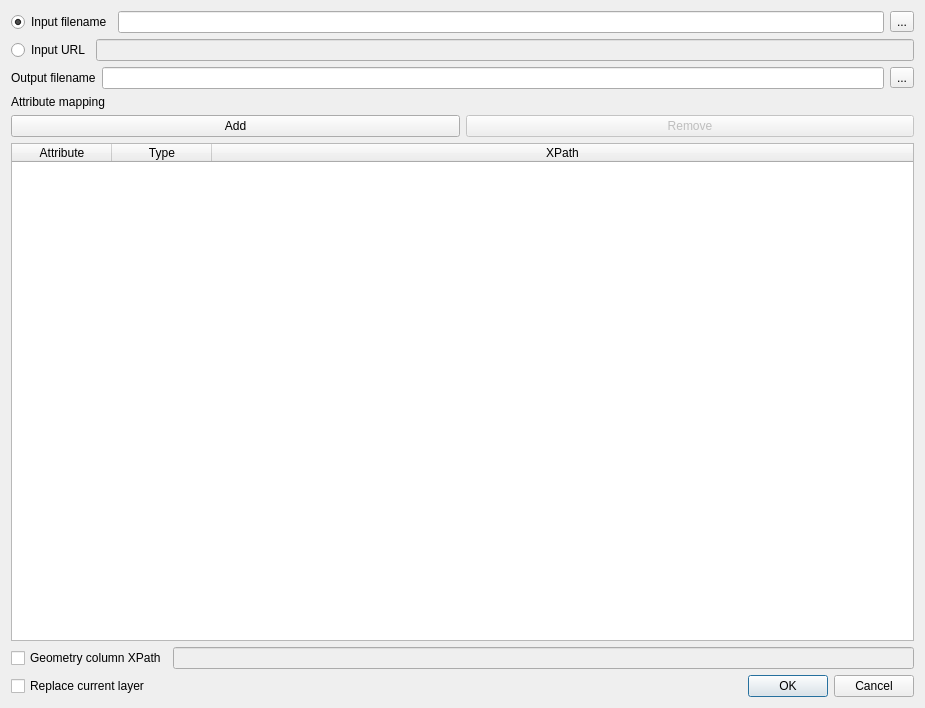
Above: qgis_complex_features/creation_dialog.ui from BRGM/gml_application_schema_toolbox before the change. Below: the same form after it.
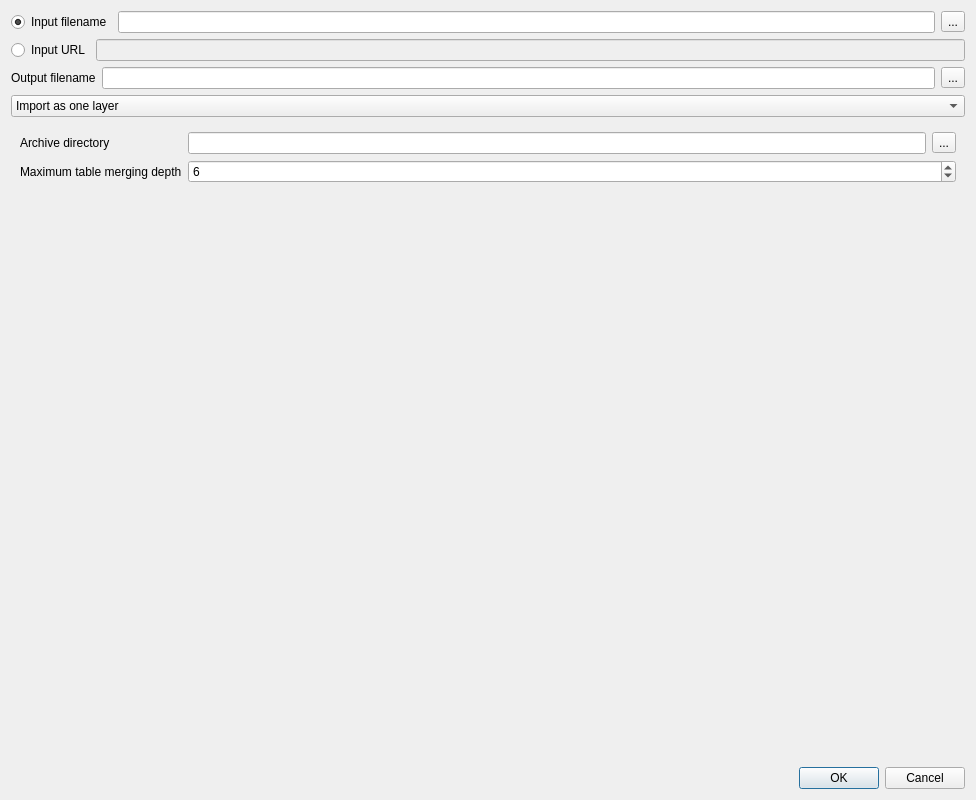
That is the form after the change. The open tabs and pages were chosen to show the change.

Patch:
```diff
--- a/qgis_complex_features/creation_dialog.ui
+++ b/qgis_complex_features/creation_dialog.ui
@@ -6,14 +6,14 @@
    <rect>
     <x>0</x>
     <y>0</y>
-    <width>925</width>
-    <height>708</height>
+    <width>972</width>
+    <height>800</height>
    </rect>
   </property>
   <property name="windowTitle">
    <string>Load Complex Features source</string>
   </property>
-  <layout class="QVBoxLayout" name="verticalLayout">
+  <layout class="QVBoxLayout" name="verticalLayout_2">
    <item>
     <layout class="QHBoxLayout" name="horizontalLayout">
      <item>
@@ -78,6 +78,30 @@
     </layout>
    </item>
    <item>
+    <widget class="QComboBox" name="mImportTypeCombo">
+     <item>
+      <property name="text">
+       <string>Import as one layer</string>
+      </property>
+     </item>
+     <item>
+      <property name="text">
+       <string>Import using a relational model</string>
+      </property>
+     </item>
+    </widget>
+   </item>
+   <item>
+    <widget class="QStackedWidget" name="mStackedWidgets">
+     <widget class="QWidget" name="mLayerImportPage">
+      <property name="minimumSize">
+       <size>
+        <width>954</width>
+        <height>0</height>
+       </size>
+      </property>
+      <layout class="QVBoxLayout" name="verticalLayout">
+       <item>
     <widget class="QLabel" name="label">
      <property name="text">
       <string>Attribute mapping</string>
@@ -149,27 +173,57 @@
     </layout>
    </item>
    <item>
-    <layout class="QHBoxLayout" name="horizontalLayout_4">
-     <item>
       <widget class="QCheckBox" name="replaceLayerChck">
        <property name="text">
         <string>Replace current layer</string>
        </property>
       </widget>
      </item>
+      </layout>
+     </widget>
+     <widget class="QWidget" name="mRelationalImportPage">
+      <layout class="QFormLayout" name="formLayout">
+       <item row="0" column="0">
+        <widget class="QLabel" name="label_4">
+         <property name="text">
+          <string>Archive directory</string>
+         </property>
+        </widget>
+       </item>
+       <item row="0" column="1">
+        <layout class="QHBoxLayout" name="horizontalLayout_7">
      <item>
-      <spacer name="horizontalSpacer">
-       <property name="orientation">
-        <enum>Qt::Horizontal</enum>
-       </property>
-       <property name="sizeHint" stdset="0">
-        <size>
-         <width>40</width>
-         <height>20</height>
-        </size>
-       </property>
-      </spacer>
-     </item>
+          <widget class="QLineEdit" name="mArchiveDirEdit"/>
+         </item>
+         <item>
+          <widget class="QToolButton" name="mArchiveDirBrowseBtn">
+           <property name="text">
+            <string>...</string>
+           </property>
+          </widget>
+         </item>
+        </layout>
+       </item>
+       <item row="1" column="0">
+        <widget class="QLabel" name="label_3">
+         <property name="text">
+          <string>Maximum table merging depth</string>
+         </property>
+        </widget>
+       </item>
+       <item row="1" column="1">
+        <widget class="QSpinBox" name="mMergeDepthSpin">
+         <property name="value">
+          <number>6</number>
+         </property>
+        </widget>
+       </item>
+      </layout>
+     </widget>
+    </widget>
+   </item>
+   <item>
+    <layout class="QHBoxLayout" name="horizontalLayout_4">
      <item>
       <widget class="QDialogButtonBox" name="buttonBox">
        <property name="orientation">
```
Left out of the diff: 16 changed lines with no effect on the pictures. Lines whose indentation alone changed are shown as unchanged.
